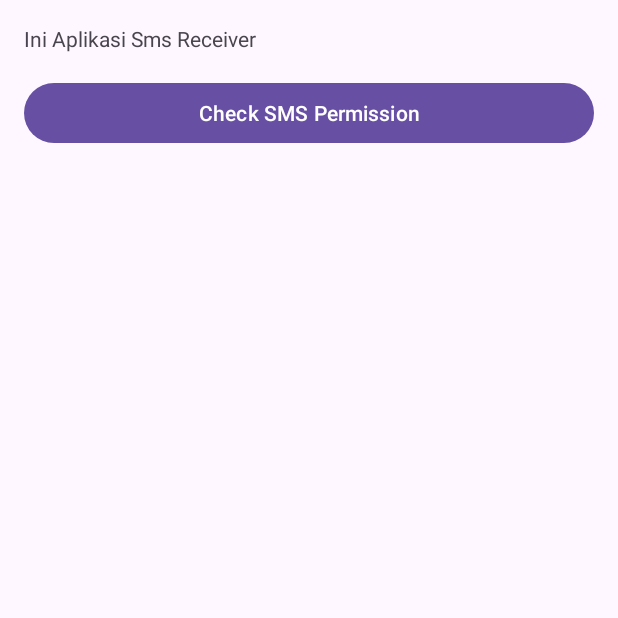
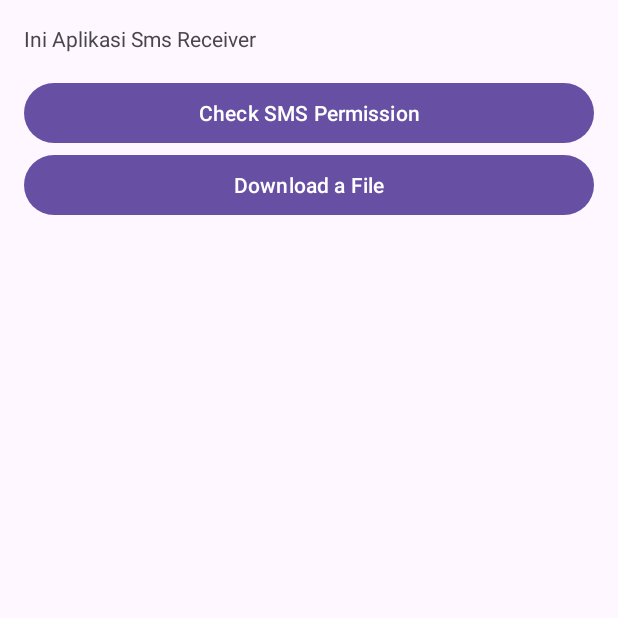
Before and after one commit to CallMeSahril/MyBroadcastReceiver, an Android app: the screen it shows after launch (MainActivity), after a tap on "Check SMS Permission", on a phone screen of 412 x 824 dp, the top half of it. Run offline under Robolectric (Android 15) with nearby library versions, the phone set to English and light mode, and no system bars.

Commit message:
Custom Event

```diff
--- a/app/src/main/java/com/callmesahril/mybroadcastreceiver/MainActivity.kt
+++ b/app/src/main/java/com/callmesahril/mybroadcastreceiver/MainActivity.kt
@@ -1,7 +1,13 @@
 package com.callmesahril.mybroadcastreceiver
 
+import android.content.BroadcastReceiver
+import android.content.Context
+import android.content.Intent
+import android.content.IntentFilter
 import androidx.appcompat.app.AppCompatActivity
 import android.os.Bundle
+import android.os.Handler
+import android.os.Looper
 import android.view.View
 import android.widget.Toast
 import androidx.activity.result.ActivityResultLauncher
@@ -9,6 +15,10 @@ import androidx.activity.result.contract.ActivityResultContracts
 import com.callmesahril.mybroadcastreceiver.databinding.ActivityMainBinding
 
 class MainActivity : AppCompatActivity(), View.OnClickListener {
+    companion object {
+        const val ACTION_DOWNLOAD_STATUS = "download_status"
+    }
+    private lateinit var downloadReceiver: BroadcastReceiver
     private var binding: ActivityMainBinding? = null
 
 
@@ -17,8 +27,15 @@ class MainActivity : AppCompatActivity(), View.OnClickListener {
         binding = ActivityMainBinding.inflate(layoutInflater)
         setContentView(binding?.root)
         binding?.btnPermission?.setOnClickListener(this)
+        binding?.btnDownload?.setOnClickListener(this)
 
-
+        downloadReceiver = object : BroadcastReceiver() {
+            override fun onReceive(context: Context, intent: Intent) {
+                Toast.makeText(context, "Download Selesai", Toast.LENGTH_SHORT).show()
+            }
+        }
+        val downloadIntentFilter = IntentFilter(ACTION_DOWNLOAD_STATUS)
+        registerReceiver(downloadReceiver, downloadIntentFilter)
     }
     var requestPermissionLauncher = registerForActivityResult(
         ActivityResultContracts.RequestPermission()
@@ -32,12 +49,23 @@ class MainActivity : AppCompatActivity(), View.OnClickListener {
 
     override fun onDestroy() {
         super.onDestroy()
+        unregisterReceiver(downloadReceiver)
         binding = null
     }
 
     override fun onClick(v: View) {
         when (v.id) {
             R.id.btn_permission -> requestPermissionLauncher.launch(android.Manifest.permission.RECEIVE_SMS)
+            R.id.btn_download -> {
+                //simulate download process in 3 seconds
+                Handler(Looper.getMainLooper()).postDelayed(
+                    {
+                        val notifyFinishIntent = Intent().setAction(ACTION_DOWNLOAD_STATUS)
+                        sendBroadcast(notifyFinishIntent)
+                    },
+                    3000
+                )
+            }
         }
     }
 
--- a/app/src/main/res/layout/activity_main.xml
+++ b/app/src/main/res/layout/activity_main.xml
@@ -17,4 +17,10 @@ tools:context=".MainActivity">
         android:layout_width="match_parent"
         android:layout_height="wrap_content"
         android:text="@string/check_sms_permission" />
+
+    <Button
+        android:id="@+id/btn_download"
+        android:layout_width="match_parent"
+        android:layout_height="wrap_content"
+        android:text="@string/download_file" />
 </LinearLayout>
```
